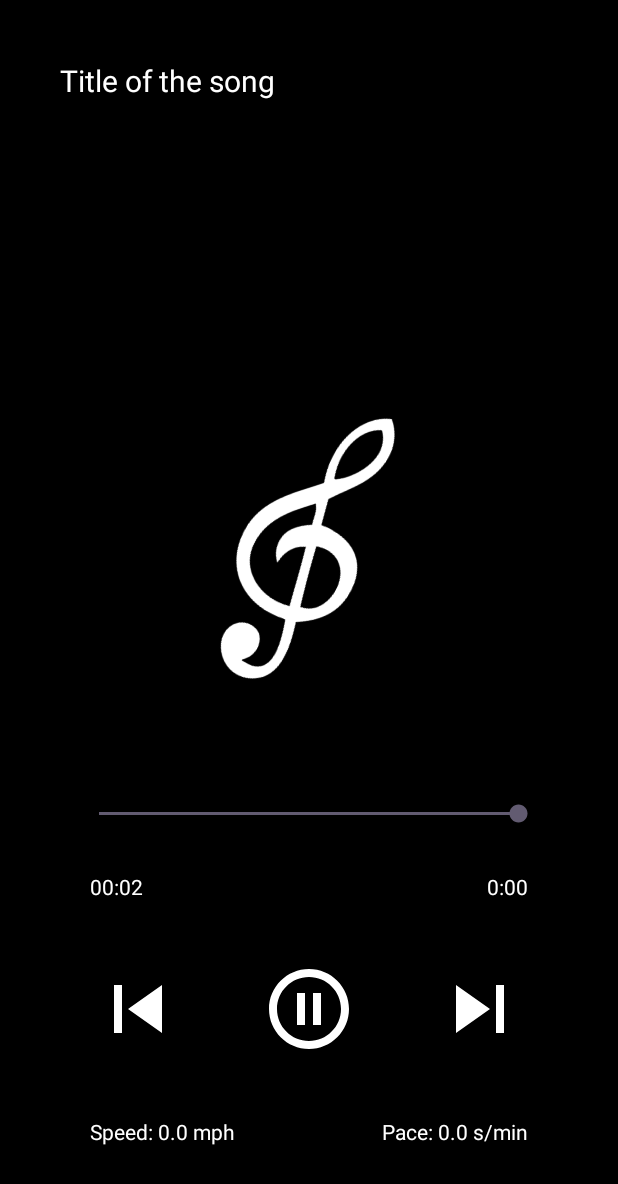
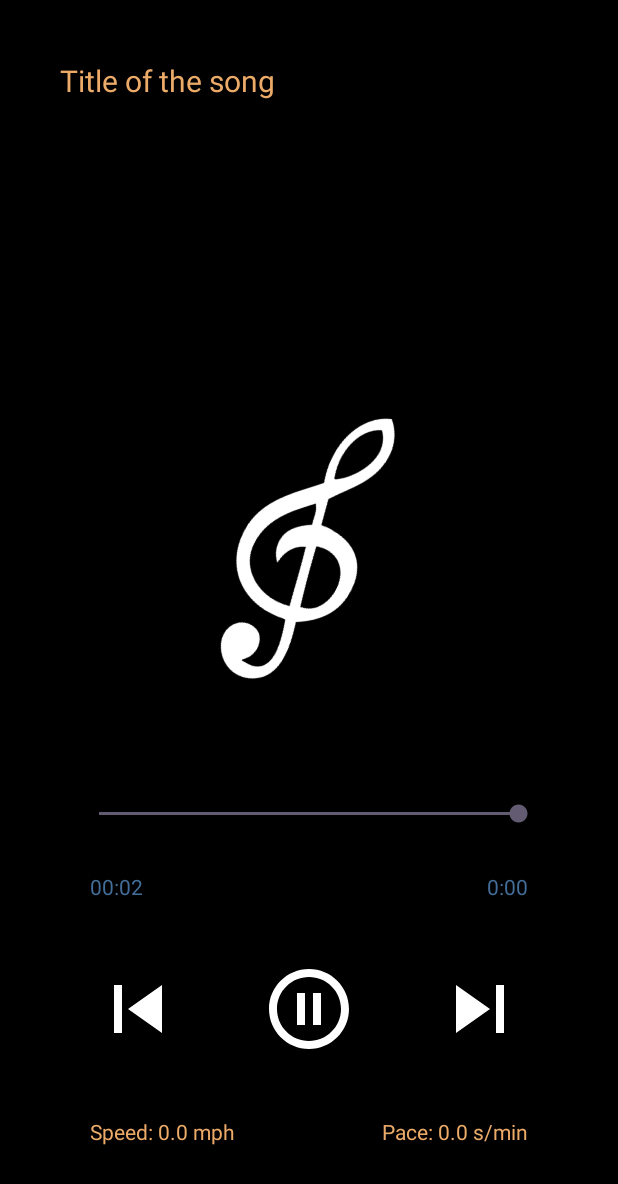
Before and after one commit to ezhou0716/MusicRunner, an Android app: the MusicPlayerActivity screen opened directly, with no data from a screen before it, on a phone screen of 412 x 824 dp. Shown: the top 1184 px of the screen. Run offline under Robolectric (Android 15) with nearby library versions, the phone set to English and light mode, and no system bars; 8 statements that could not run were skipped.

Commit message:
Changed text color for music player

```diff
--- a/app/src/main/res/layout/activity_music_player.xml
+++ b/app/src/main/res/layout/activity_music_player.xml
@@ -14,7 +14,7 @@
         android:text="Title of the song"
         android:singleLine="true"
         android:ellipsize="marquee"
-        android:textColor="@color/white"
+        android:textColor="#ECAB68"
         android:textSize="20dp"
         android:layout_margin="20dp"
         android:padding="20dp"
@@ -51,7 +51,7 @@
             android:layout_below="@id/seek_bar"
             android:text="0:00"
             android:layout_alignParentStart="true"
-            android:textColor="@color/white"
+            android:textColor="#436E99"
             android:layout_margin="20dp"/>
         <TextView
             android:layout_width="wrap_content"
@@ -60,7 +60,7 @@
             android:id="@+id/total_time"
             android:text="0:00"
             android:layout_alignParentEnd="true"
-            android:textColor="@color/white"
+            android:textColor="#436E99"
             android:layout_margin="20dp"/>
 
         <RelativeLayout
@@ -112,7 +112,7 @@
             android:layout_below="@id/player_controls"
             android:text="Speed: 0 mph"
             android:layout_alignParentStart="true"
-            android:textColor="@color/white"
+            android:textColor="#ECAB68"
             android:layout_margin="20dp"/>
 
         <TextView
@@ -122,7 +122,7 @@
             android:id="@+id/pace"
             android:text="Pace: 0 s/min"
             android:layout_alignParentEnd="true"
-            android:textColor="@color/white"
+            android:textColor="#ECAB68"
             android:layout_margin="20dp"/>
 
 
```
